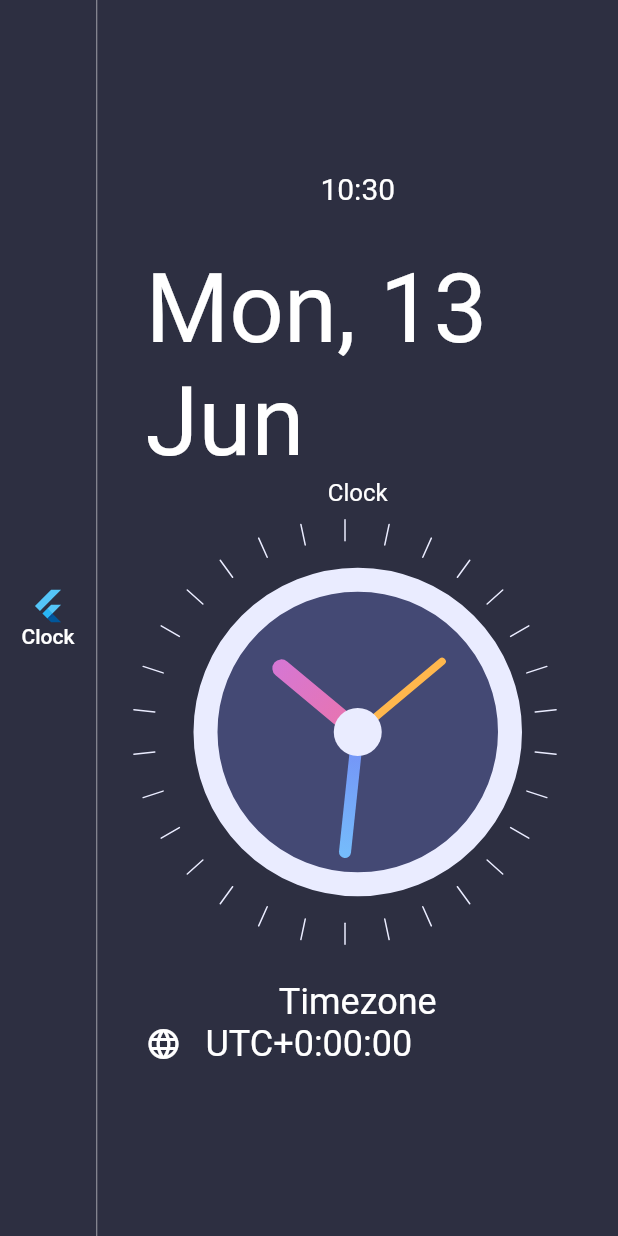
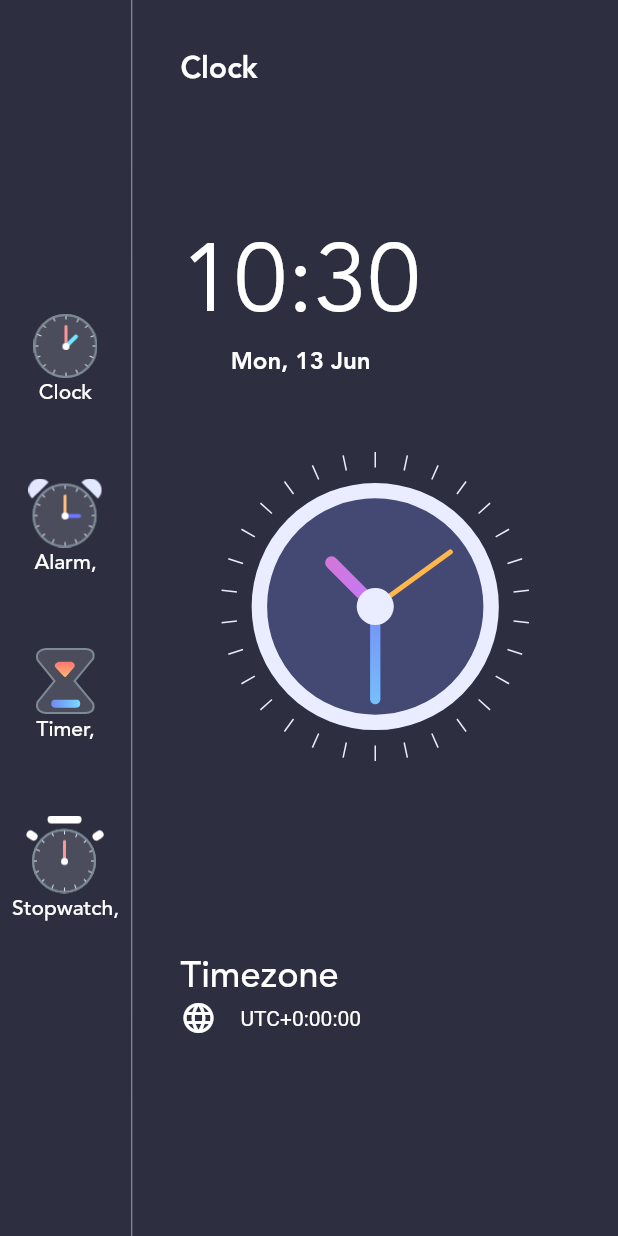
Before and after one commit to NamitSahu/clock-app, a Flutter app: the screen it shows after launch, after a tap on "Clock", on a phone screen of 412 x 824 dp. Run offline on Flutter 3.47's test engine with Material 2 defaults, Android fonts, the phone set to English and light mode, and no system bars.

Commit message:
Home UI complete

```diff
--- /dev/null
+++ b/lib/constants/theme_data.dart
@@ -0,0 +1,37 @@
+import 'package:flutter/material.dart';
+
+class CustomColors {
+  static Color primaryTextColor = Colors.white;
+  static Color dividerColor = Colors.white54;
+  static Color pageBackgroundColor = Color(0xFF2D2F41);
+  static Color menuBackgroundColor = Color(0xFF242634);
+
+  static Color clockBG = Color(0xFF444974);
+  static Color clockOutline = Color(0xFFEAECFF);
+  static Color secHandColor = Color(0xFFFFB74D);
+  static Color minHandStatColor = Color(0xFF748EF6);
+  static Color minHandEndColor = Color(0xFF77DDFF);
+  static Color hourHandStatColor = Color(0xFFC279FB);
+  static Color hourHandEndColor = Color(0xFFEA74AB);
+}
+
+class GradientColors {
+  final List<Color> colors;
+  GradientColors(this.colors);
+
+  static List<Color> sky = [Color(0xFF6448FE), Color(0xFF5FC6FF)];
+  static List<Color> sunset = [Color(0xFFFE6197), Color(0xFFFFB463)];
+  static List<Color> sea = [Color(0xFF61A3FE), Color(0xFF63FFD5)];
+  static List<Color> mango = [Color(0xFFFFA738), Color(0xFFFFE130)];
+  static List<Color> fire = [Color(0xFFFF5DCD), Color(0xFFFF8484)];
+}
+
+class GradientTemplate {
+  static List<GradientColors> gradientTemplate = [
+    GradientColors(GradientColors.sky),
+    GradientColors(GradientColors.sunset),
+    GradientColors(GradientColors.sea),
+    GradientColors(GradientColors.mango),
+    GradientColors(GradientColors.fire),
+  ];
+}
--- a/lib/screens/clock_view.dart
+++ b/lib/screens/clock_view.dart
@@ -1,33 +1,47 @@
 import 'dart:async';
 import 'dart:math';
 
+import 'package:clock_app/constants/theme_data.dart';
 import 'package:flutter/material.dart';
 
 class ClockView extends StatefulWidget {
-  const ClockView({Key? key}) : super(key: key);
+  final double size;
+
+  const ClockView({Key? key, required this.size}) : super(key: key);
 
   @override
-   State<ClockView> createState() => _ClockViewState();
+  State<ClockView> createState() => _ClockViewState();
 }
 
 class _ClockViewState extends State<ClockView> {
+  late Timer timer;
+
   @override
   void initState() {
-    Timer.periodic(Duration(seconds: 1), (timer) {
+    timer = Timer.periodic(const Duration(seconds: 1), (timer) {
       setState(() {});
     });
     super.initState();
   }
 
   @override
+  void dispose() {
+    timer.cancel();
+    super.dispose();
+  }
+
+  @override
   Widget build(BuildContext context) {
-    return SizedBox(
-      width: 300,
-      height: 300,
-      child: Transform.rotate(
-        angle: -pi / 2,
-        child: CustomPaint(
-          painter: ClockPainter(),
+    return Align(
+      alignment: Alignment.topCenter,
+      child: SizedBox(
+        width: widget.size,
+        height: widget.size,
+        child: Transform.rotate(
+          angle: -pi / 2,
+          child: CustomPaint(
+            painter: ClockPainter(),
+          ),
         ),
       ),
     );
@@ -37,8 +51,9 @@ class _ClockViewState extends State<ClockView> {
 class ClockPainter extends CustomPainter {
   var dateTime = DateTime.now();
 
-  //60 sec - 360, 1 sec - 6degree
-  //12 hours  - 360, 1 hour - 30degrees, 1 min - 0.5degrees
+  //60sec - 360, 1 sec - 6degrees
+  //60min - 360, 1 min - 6degrees
+  //12hours - 360, 1 hour - 30degrees, 60min - 30degrees, 1 min - 0.5degrees
 
   @override
   void paint(Canvas canvas, Size size) {
@@ -47,68 +62,73 @@ class ClockPainter extends CustomPainter {
     var center = Offset(centerX, centerY);
     var radius = min(centerX, centerY);
 
-    var fillBrush = Paint()..color = Color(0xFF444974);
-
+    var fillBrush = Paint()..color = CustomColors.clockBG;
     var outlineBrush = Paint()
-      ..color = Color(0xFFEAECFF)
+      ..color = CustomColors.clockOutline
       ..style = PaintingStyle.stroke
-      ..strokeWidth = 16;
-
-    var centerFillBrush = Paint()..color = Color(0xFFEAECFF);
+      ..strokeWidth = size.width / 20;
+    var centerDotBrush = Paint()..color = CustomColors.clockOutline;
 
     var secHandBrush = Paint()
-      ..color = Color(0xFFFFB74D)
+      ..color = CustomColors.secHandColor
       ..style = PaintingStyle.stroke
       ..strokeCap = StrokeCap.round
-      ..strokeWidth = 5;
+      ..strokeWidth = size.width / 60;
 
     var minHandBrush = Paint()
-      ..shader = RadialGradient(colors: [Color(0xFF748EF6), Color(0xFF77DDFF)])
-          .createShader(Rect.fromCircle(center: center, radius: radius))
+      ..shader = RadialGradient(colors: [
+        CustomColors.minHandStatColor,
+        CustomColors.minHandEndColor
+      ]).createShader(Rect.fromCircle(center: center, radius: radius))
       ..style = PaintingStyle.stroke
       ..strokeCap = StrokeCap.round
-      ..strokeWidth = 8;
+      ..strokeWidth = size.width / 30;
 
     var hourHandBrush = Paint()
-      ..shader = RadialGradient(colors: [Color(0xFFEA74AB), Color(0xFFC279FB)])
-          .createShader(Rect.fromCircle(center: center, radius: radius))
+      ..shader = RadialGradient(colors: [
+        CustomColors.hourHandStatColor,
+        CustomColors.hourHandEndColor
+      ]).createShader(Rect.fromCircle(center: center, radius: radius))
       ..style = PaintingStyle.stroke
       ..strokeCap = StrokeCap.round
-      ..strokeWidth = 12;
+      ..strokeWidth = size.width / 24;
 
     var dashBrush = Paint()
-      ..color = Color(0xFFEAECFF)
+      ..color = CustomColors.clockOutline
       ..style = PaintingStyle.stroke
-      ..strokeCap = StrokeCap.round
       ..strokeWidth = 1;
 
-    canvas.drawCircle(center, radius - 40, fillBrush);
-    canvas.drawCircle(center, radius - 40, outlineBrush);
+    canvas.drawCircle(center, radius * 0.75, fillBrush);
+    canvas.drawCircle(center, radius * 0.75, outlineBrush);
 
     var hourHandX = centerX +
-        60 * cos((dateTime.hour * 30 + dateTime.minute * 0.5) * pi / 180);
-    var hourHandY = centerX +
-        60 * sin((dateTime.hour * 30 + dateTime.minute * 0.5) * pi / 180);
+        radius *
+            0.4 *
+            cos((dateTime.hour * 30 + dateTime.minute * 0.5) * pi / 180);
+    var hourHandY = centerY +
+        radius *
+            0.4 *
+            sin((dateTime.hour * 30 + dateTime.minute * 0.5) * pi / 180);
     canvas.drawLine(center, Offset(hourHandX, hourHandY), hourHandBrush);
 
-    var minHandX = centerX + 80 * cos(dateTime.minute * 6 * pi / 180);
-    var minHandY = centerX + 80 * sin(dateTime.minute * 6 * pi / 180);
+    var minHandX = centerX + radius * 0.6 * cos(dateTime.minute * 6 * pi / 180);
+    var minHandY = centerY + radius * 0.6 * sin(dateTime.minute * 6 * pi / 180);
     canvas.drawLine(center, Offset(minHandX, minHandY), minHandBrush);
 
-    var secHandX = centerX + 80 * cos(dateTime.second * 6 * pi / 180);
-    var secHandY = centerX + 80 * sin(dateTime.second * 6 * pi / 180);
+    var secHandX = centerX + radius * 0.6 * cos(dateTime.second * 6 * pi / 180);
+    var secHandY = centerY + radius * 0.6 * sin(dateTime.second * 6 * pi / 180);
     canvas.drawLine(center, Offset(secHandX, secHandY), secHandBrush);
 
-    canvas.drawCircle(center, 16, centerFillBrush);
+    canvas.drawCircle(center, radius * 0.12, centerDotBrush);
 
-    var outerCircleRadius = radius;
-    var innerCircleRadius = radius - 14;
-    for (double i = 0; i < 360; i += 12) {
-      var x1 = centerX + outerCircleRadius * cos(i * pi / 180);
-      var y1 = centerX + outerCircleRadius * sin(i * pi / 180);
+    var outerRadius = radius;
+    var innerRadius = radius * 0.9;
+    for (var i = 0; i < 360; i += 12) {
+      var x1 = centerX + outerRadius * cos(i * pi / 180);
+      var y1 = centerY + outerRadius * sin(i * pi / 180);
 
-      var x2 = centerX + innerCircleRadius * cos(i * pi / 180);
-      var y2 = centerX + innerCircleRadius * sin(i * pi / 180);
+      var x2 = centerX + innerRadius * cos(i * pi / 180);
+      var y2 = centerY + innerRadius * sin(i * pi / 180);
       canvas.drawLine(Offset(x1, y1), Offset(x2, y2), dashBrush);
     }
   }
--- a/lib/screens/homepage.dart
+++ b/lib/screens/homepage.dart
@@ -30,45 +30,86 @@ class _HomePageState extends State<HomePage> {
           Column(
             mainAxisAlignment: MainAxisAlignment.center,
             children: [
-              TextButton(onPressed: (){}, child: Column(
-                children: [
-                  FlutterLogo(),
-                  Text("Clock", style: TextStyle(color: Colors.white, fontSize: 14.0),),
-
+              buildMenuButton('Clock', 'assets/clock_icon.png'),
+              buildMenuButton('Alarm,', 'assets/alarm_icon.png'),
+              buildMenuButton('Timer,', 'assets/timer_icon.png'),
+              buildMenuButton('Stopwatch,', 'assets/stopwatch_icon.png'),
             ],
           ),
-              )
-            ],
+          const VerticalDivider(
+            color: Colors.white54,
+            width: 1,
           ),
-          VerticalDivider(color: Colors.white54, width: 1,),
-          Expanded(
+          Flexible(
             child: Container(
               padding: const EdgeInsets.all(32),
               child: Column(
-                mainAxisAlignment: MainAxisAlignment.center,
+                mainAxisAlignment: MainAxisAlignment.start,
+                crossAxisAlignment: CrossAxisAlignment.start,
                 children: [
-                  Text(
-                    formatedTime,
-                    style: const TextStyle(color: Colors.white, fontSize: 20),
+                  const Flexible(
+                    flex: 1,
+                    fit: FlexFit.tight,
+                    child: Text(
+                      "Clock",
+                      style: TextStyle(
+                          fontFamily: 'avenir',
+                          fontWeight: FontWeight.w700,
+                          color: Colors.white,
+                          fontSize: 20),
+                    ),
                   ),
                   const SizedBox(
                     height: 32.0,
                   ),
+                  Flexible(
+                    flex: 2,
+                    fit: FlexFit.tight,
+                    child: Column(
+                      children: [
+                        Text(
+                          formatedTime,
+                          style: const TextStyle(
+                              fontFamily: 'avenir',
+                              color: Colors.white,
+                              fontSize: 64),
+                        ),
                         Text(
                           formatedDate,
-                    style: const TextStyle(color: Colors.white, fontSize: 64),
+                          style: const TextStyle(
+                              fontFamily: 'avenir',
+                              fontWeight: FontWeight.w700,
+                              color: Colors.white,
+                              fontSize: 16),
                         ),
-                  const Text(
-                    "Clock",
-                    style: TextStyle(color: Colors.white, fontSize: 16),
+                      ],
                     ),
-                  const ClockView(),
+                  ),
+                  Flexible(
+                      flex: 4,
+                      fit: FlexFit.tight,
+                      child: Align(
+                        alignment: Alignment.center,
+                        child: ClockView(
+                          size: MediaQuery.of(context).size.height / 4,
+                        ),
+                      )),
                   const SizedBox(
                     height: 16.0,
                   ),
+                  Flexible(
+                    flex: 2,
+                    fit: FlexFit.tight,
+                    child: Column(
+                      crossAxisAlignment: CrossAxisAlignment.start,
+                      children: [
                         const Text(
                           "Timezone",
-                    style: TextStyle(color: Colors.white, fontSize: 24),
+                          style: TextStyle(
+                              fontFamily: 'avenir',
+                              fontWeight: FontWeight.w500,
+                              color: Colors.white,
+                              fontSize: 24),
                         ),
                         Row(
                           children: [
@@ -79,9 +120,13 @@ class _HomePageState extends State<HomePage> {
                             const SizedBox(width: 16),
                             Text(
                               "UTC$offSetSign$timezoneString",
-                        style: const TextStyle(color: Colors.white, fontSize: 24),
+                              style: const TextStyle(
+                                  color: Colors.white, fontSize: 14),
                             )
                           ],
+                        ),
+                      ],
+                    ),
                   ),
                 ],
               ),
@@ -91,4 +136,26 @@ class _HomePageState extends State<HomePage> {
       ),
     );
   }
+
+  Padding buildMenuButton(String title, String image) {
+    return Padding(
+      padding: const EdgeInsets.symmetric(vertical: 16.0),
+      child: TextButton(
+        onPressed: () {},
+        child: Column(
+          children: [
+            Image.asset(
+              image,
+              scale: 1.5,
+            ),
+            Text(
+              title,
+              style: const TextStyle(
+                  fontFamily: 'avenir', color: Colors.white, fontSize: 14.0),
+            ),
+          ],
+        ),
+      ),
+    );
   }
+}
```
Also changed, not shown: pubspec.yaml (+12 -2 lines), assets/add_alarm.png (added), assets/alarm_icon.png (added), assets/clock_icon.png (added), assets/fonts/Avenir-Book.ttf (added), assets/fonts/Avenir-Heavy.ttf (added), assets/fonts/Avenir-Light.ttf (added), assets/fonts/Avenir-Medium.ttf (added), assets/stopwatch_icon.png (added), assets/timer_icon.png (added). Lines whose indentation alone changed are shown as unchanged.
